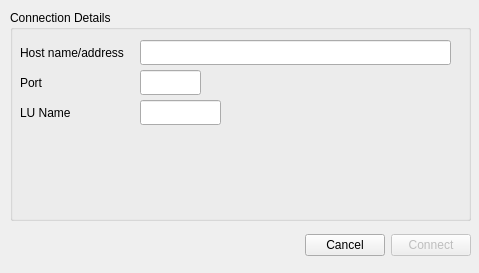
Above: Host.ui from HobbitHacker/Q3270 before the change. Below: the same form after it.
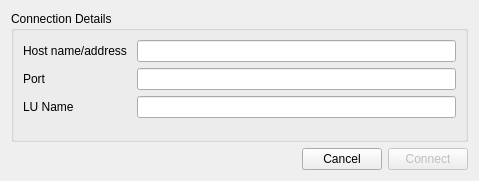
That is the form after the change.

The edit to the form file:
```diff
--- a/Host.ui
+++ b/Host.ui
@@ -7,21 +7,15 @@
     <x>0</x>
     <y>0</y>
     <width>479</width>
-    <height>273</height>
+    <height>181</height>
    </rect>
   </property>
   <property name="windowTitle">
    <string>Dialog</string>
   </property>
+  <layout class="QVBoxLayout" name="verticalLayout_2">
+   <item>
   <widget class="QGroupBox" name="groupBox">
-   <property name="geometry">
-    <rect>
-     <x>10</x>
-     <y>10</y>
-     <width>461</width>
-     <height>211</height>
-    </rect>
-   </property>
    <property name="font">
     <font>
      <weight>50</weight>
@@ -31,64 +25,26 @@
    <property name="title">
     <string>Connection Details</string>
    </property>
+     <layout class="QFormLayout" name="formLayout">
+      <item row="0" column="0">
    <widget class="QLabel" name="label">
-    <property name="geometry">
-     <rect>
-      <x>10</x>
-      <y>30</y>
-      <width>114</width>
-      <height>25</height>
-     </rect>
-    </property>
     <property name="text">
      <string>Host name/address </string>
     </property>
    </widget>
+      </item>
+      <item row="0" column="1">
+       <widget class="QLineEdit" name="HostName"/>
+      </item>
+      <item row="1" column="0">
    <widget class="QLabel" name="label_2">
-    <property name="geometry">
-     <rect>
-      <x>10</x>
-      <y>60</y>
-      <width>25</width>
-      <height>25</height>
-     </rect>
-    </property>
     <property name="text">
      <string>Port</string>
     </property>
    </widget>
-   <widget class="QLabel" name="label_3">
-    <property name="geometry">
-     <rect>
-      <x>10</x>
-      <y>90</y>
-      <width>52</width>
-      <height>25</height>
-     </rect>
-    </property>
-    <property name="text">
-     <string>LU Name</string>
-    </property>
-   </widget>
-   <widget class="QLineEdit" name="HostName">
-    <property name="geometry">
-     <rect>
-      <x>130</x>
-      <y>30</y>
-      <width>311</width>
-      <height>25</height>
-     </rect>
-    </property>
-   </widget>
+      </item>
+      <item row="1" column="1">
    <widget class="QLineEdit" name="HostPort">
-    <property name="geometry">
-     <rect>
-      <x>130</x>
-      <y>60</y>
-      <width>61</width>
-      <height>25</height>
-     </rect>
-    </property>
     <property name="sizePolicy">
      <sizepolicy hsizetype="Minimum" vsizetype="Fixed">
       <horstretch>0</horstretch>
@@ -99,29 +55,38 @@
      <number>5</number>
     </property>
    </widget>
+      </item>
+      <item row="2" column="0">
+       <widget class="QLabel" name="label_3">
+        <property name="text">
+         <string>LU Name</string>
+        </property>
+       </widget>
+      </item>
+      <item row="2" column="1">
    <widget class="QLineEdit" name="HostLU">
-    <property name="geometry">
-     <rect>
-      <x>130</x>
-      <y>90</y>
-      <width>81</width>
-      <height>25</height>
-     </rect>
-    </property>
     <property name="maxLength">
      <number>8</number>
     </property>
    </widget>
-  </widget>
-  <widget class="QWidget" name="horizontalLayoutWidget">
-   <property name="geometry">
-    <rect>
-     <x>10</x>
-     <y>230</y>
-     <width>461</width>
-     <height>31</height>
-    </rect>
-   </property>
+      </item>
+      <item row="3" column="1">
+       <spacer name="verticalSpacer">
+        <property name="orientation">
+         <enum>Qt::Vertical</enum>
+        </property>
+        <property name="sizeHint" stdset="0">
+         <size>
+          <width>20</width>
+          <height>40</height>
+         </size>
+        </property>
+       </spacer>
+      </item>
+     </layout>
+    </widget>
+   </item>
+   <item>
    <layout class="QHBoxLayout" name="horizontalLayout">
     <item>
      <spacer name="horizontalSpacer">
@@ -160,7 +125,8 @@
      </widget>
     </item>
    </layout>
-  </widget>
+   </item>
+  </layout>
  </widget>
  <resources/>
  <connections>
```
Lines whose indentation alone changed are shown as unchanged.
